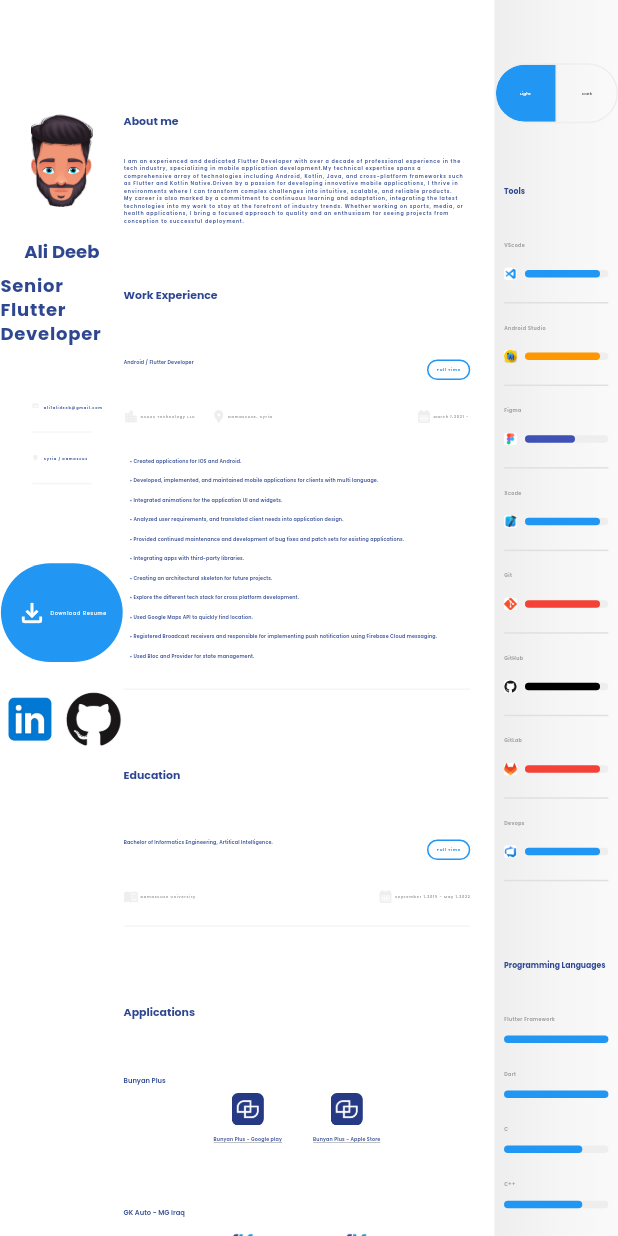
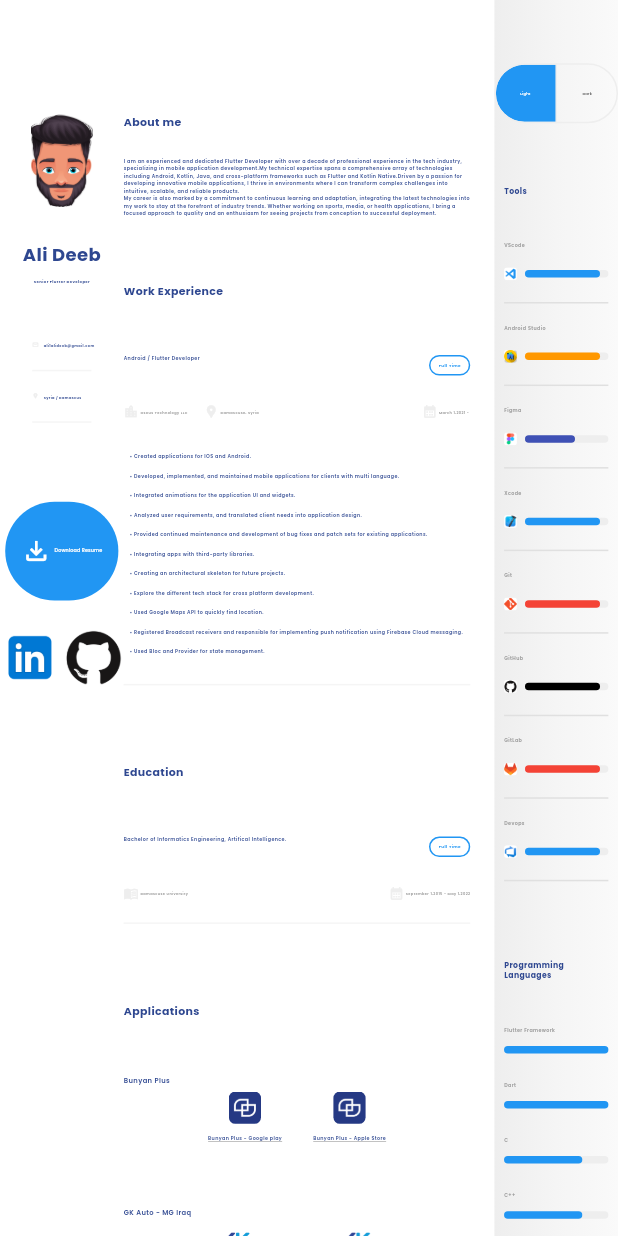
Before and after one commit to AliDeeb/my-portfolio, a Flutter app: the screen it shows after launch, on a phone screen of 412 x 824 dp. Run offline on Flutter 3.47's test engine with Material 3 defaults, Android fonts, the phone set to English and light mode, and no system bars; drawn by our look-alikes of flutter_animation_progress_bar; our stand-ins replace flutter_screenutil, google_fonts; missing offline and left inert: dart:js.

Commit message:
fixed font sizes.

```diff
--- a/lib/core/theme/text_theme_styles.dart
+++ b/lib/core/theme/text_theme_styles.dart
@@ -3,22 +3,24 @@ import 'package:flutter_screenutil/flutter_screenutil.dart';
 
 /// Centralized the text styles that are used widely in app
 class TextThemeStyles {
-  static final displayLarge = TextStyle(fontSize: 112.sp);
-  static final displayMedium = TextStyle(fontSize: 56.sp);
-  static final displaySmall = TextStyle(fontSize: 45.sp);
-  static final headlineMedium = TextStyle(fontSize: 34.sp);
-  static final headlineSmall = TextStyle(fontSize: 24.sp);
-  static final titleLarge = TextStyle(fontSize: 21.sp);
+  static TextStyle get displayLarge => TextStyle(fontSize: 112.sp);
+  static TextStyle get displayMedium => TextStyle(fontSize: 56.sp);
+  static TextStyle get displaySmall => TextStyle(fontSize: 45.sp);
+  static TextStyle get headlineMedium => TextStyle(fontSize: 34.sp);
+  static TextStyle get headlineSmall => TextStyle(fontSize: 24.sp);
+  static TextStyle get titleLarge => TextStyle(fontSize: 21.sp);
 
-  static final titleMedium = TextStyle(fontSize: 17.sp);
-  static final titleSmall = TextStyle(fontSize: 15.sp);
+  static TextStyle get titleMedium => TextStyle(fontSize: 17.sp);
+  static TextStyle get titleSmall => TextStyle(fontSize: 15.sp);
 
-  static final bodyLarge = TextStyle(fontSize: 15.sp);
-  static final bodyMedium = TextStyle(fontSize: 15.sp);
+  static TextStyle get bodyLarge => TextStyle(fontSize: 15.sp);
+  static TextStyle get bodyMedium => TextStyle(fontSize: 15.sp);
 
-  static final bodySmall = TextStyle(fontSize: 13.sp);
+  static TextStyle get bodySmall => TextStyle(fontSize: 13.sp);
 
-  static final labelLarge = TextStyle(fontSize: 13.sp);
+  static TextStyle get labelLarge => TextStyle(fontSize: 13.sp);
 
-  static final labelSmall = TextStyle(fontSize: 11.sp);
+  static TextStyle get labelMedium => TextStyle(fontSize: 12.sp);
+
+  static TextStyle get labelSmall => TextStyle(fontSize: 11.sp);
 }
--- a/lib/main.dart
+++ b/lib/main.dart
@@ -10,8 +10,20 @@ void main() {
   runApp(const MyApp());
 }
 
-class MyApp extends StatelessWidget {
+class MyApp extends StatefulWidget {
   const MyApp({super.key});
+
+  @override
+  State<MyApp> createState() => _MyAppState();
+}
+
+class _MyAppState extends State<MyApp> with WidgetsBindingObserver {
+  Size designSize = const Size(1920, 1080);
+  @override
+  void initState() {
+    super.initState();
+    WidgetsBinding.instance.addObserver(this);
+  }
 
   @override
   Widget build(BuildContext context) {
@@ -21,7 +33,7 @@ class MyApp extends StatelessWidget {
         return Consumer<ThemeProvider>(
           builder: (context, value, _) {
             return ScreenUtilInit(
-              designSize: const Size(1920, 1080),
+              designSize: designSize,
               builder: (context, child) => MaterialApp(
                 theme: value.currentTheme == ThemeMode.light
                     ? ThemesData.lightTheme
@@ -35,4 +47,27 @@ class MyApp extends StatelessWidget {
       },
     );
   }
+
+  @override
+  void didChangeMetrics() {
+    final windowSize = MediaQuery.of(context).size;
+    // print(windowSize);
+    if (windowSize.width < 800) {
+      setState(() {
+        designSize = const Size(1920, 1080);
+      });
+    } else {
+      setState(() {
+        designSize = const Size(1920, 1080);
+      });
+    }
+    super.didChangeMetrics();
+  }
+
+  @override
+  void dispose() {
+    WidgetsBinding.instance.removeObserver(this);
+
+    super.dispose();
+  }
 }
--- a/lib/screens/widgets/about_me_widget.dart
+++ b/lib/screens/widgets/about_me_widget.dart
@@ -2,6 +2,7 @@ import 'package:flutter/material.dart';
 import 'package:flutter_screenutil/flutter_screenutil.dart';
 
 import '../../core/theme/custom_theme_colors.dart';
+import '../../core/theme/text_theme_styles.dart';
 
 class AboutMeWidget extends StatelessWidget {
   const AboutMeWidget({super.key});
@@ -19,7 +20,7 @@ My career is also marked by a commitment to continuous learning and adaptation,
       children: [
         Text(
           "About me",
-          style: Theme.of(context).textTheme.headlineMedium?.copyWith(
+          style: TextThemeStyles.headlineMedium.copyWith(
             fontWeight: FontWeight.bold,
             color: color,
           ),
@@ -27,7 +28,7 @@ My career is also marked by a commitment to continuous learning and adaptation,
         25.verticalSpace,
         Text(
           aboutMe,
-          style: Theme.of(context).textTheme.bodyLarge?.copyWith(
+          style: TextThemeStyles.bodyLarge.copyWith(
             color: color,
             fontWeight: FontWeight.w600,
           ),
--- a/lib/screens/widgets/application_widget.dart
+++ b/lib/screens/widgets/application_widget.dart
@@ -3,6 +3,8 @@ import 'package:flutter_screenutil/flutter_screenutil.dart';
 
 import '../../core/theme/custom_theme_colors.dart';
 import 'dart:js' as js;
+
+import '../../core/theme/text_theme_styles.dart';
 
 class ApplicationWidget extends StatelessWidget {
   const ApplicationWidget({
@@ -27,7 +29,7 @@ class ApplicationWidget extends StatelessWidget {
       children: [
         Text(
           applicationName,
-          style: Theme.of(context).textTheme.titleLarge?.copyWith(
+          style: TextThemeStyles.titleLarge.copyWith(
             fontWeight: FontWeight.w600,
             color: color,
           ),
@@ -56,7 +58,7 @@ class ApplicationWidget extends StatelessWidget {
                       10.verticalSpace,
                       Text(
                         "$applicationName - Google play",
-                        style: Theme.of(context).textTheme.titleSmall?.copyWith(
+                        style: TextThemeStyles.titleSmall.copyWith(
                           fontWeight: FontWeight.w600,
                           color: color,
                           decoration: TextDecoration.underline,
@@ -88,7 +90,7 @@ class ApplicationWidget extends StatelessWidget {
                       10.verticalSpace,
                       Text(
                         "$applicationName - Apple Store",
-                        style: Theme.of(context).textTheme.titleSmall?.copyWith(
+                        style: TextThemeStyles.titleSmall.copyWith(
                           fontWeight: FontWeight.w600,
                           color: color,
                           decoration: TextDecoration.underline,
--- a/lib/screens/widgets/applications_section.dart
+++ b/lib/screens/widgets/applications_section.dart
@@ -3,6 +3,7 @@ import 'package:flutter_screenutil/flutter_screenutil.dart';
 
 import '../../core/constants/app_constants.dart';
 import '../../core/theme/custom_theme_colors.dart';
+import '../../core/theme/text_theme_styles.dart';
 import 'application_widget.dart';
 
 class ApplicationsSection extends StatelessWidget {
@@ -17,10 +18,10 @@ class ApplicationsSection extends StatelessWidget {
       children: [
         Text(
           "Applications",
-          style: Theme.of(context).textTheme.headlineMedium?.copyWith(
-                fontWeight: FontWeight.bold,
-                color: color,
-              ),
+          style: TextThemeStyles.headlineMedium.copyWith(
+            fontWeight: FontWeight.bold,
+            color: color,
+          ),
         ),
         50.verticalSpace,
         const ApplicationWidget(
--- a/lib/screens/widgets/education_section.dart
+++ b/lib/screens/widgets/education_section.dart
@@ -2,6 +2,7 @@ import 'package:flutter/material.dart';
 import 'package:flutter_screenutil/flutter_screenutil.dart';
 
 import '../../core/theme/custom_theme_colors.dart';
+import '../../core/theme/text_theme_styles.dart';
 import 'education_widget.dart';
 
 class EducationSection extends StatelessWidget {
@@ -16,10 +17,10 @@ class EducationSection extends StatelessWidget {
       children: [
         Text(
           "Education",
-          style: Theme.of(context).textTheme.headlineMedium?.copyWith(
-                fontWeight: FontWeight.bold,
-                color: color,
-              ),
+          style: TextThemeStyles.headlineMedium.copyWith(
+            fontWeight: FontWeight.bold,
+            color: color,
+          ),
         ),
         50.verticalSpace,
         EducationWidget(
--- a/lib/screens/widgets/education_widget.dart
+++ b/lib/screens/widgets/education_widget.dart
@@ -4,6 +4,7 @@ import 'package:intl/intl.dart';
 
 import '../../core/constants/app_colors.dart';
 import '../../core/theme/custom_theme_colors.dart';
+import '../../core/theme/text_theme_styles.dart';
 
 class EducationWidget extends StatelessWidget {
   const EducationWidget({
@@ -32,7 +33,7 @@ class EducationWidget extends StatelessWidget {
           children: [
             Text(
               education,
-              style: Theme.of(context).textTheme.titleSmall?.copyWith(
+              style: TextThemeStyles.titleSmall.copyWith(
                 fontWeight: FontWeight.w600,
                 color: color,
               ),
@@ -45,7 +46,7 @@ class EducationWidget extends StatelessWidget {
               padding: EdgeInsets.symmetric(horizontal: 25.w, vertical: 5.h),
               child: Text(
                 time,
-                style: Theme.of(context).textTheme.bodySmall?.copyWith(
+                style: TextThemeStyles.bodySmall.copyWith(
                   fontWeight: FontWeight.w600,
                   color: Colors.blue,
                 ),
@@ -68,12 +69,11 @@ class EducationWidget extends StatelessWidget {
                 5.horizontalSpace,
                 Text(
                   university,
-                  style: Theme.of(context).textTheme.labelSmall?.copyWith(
+                  style: TextThemeStyles.labelSmall.copyWith(
                     color: Colors.grey,
                     fontWeight: FontWeight.w600,
                   ),
                 ),
-
               ],
             ),
             Row(
@@ -86,7 +86,7 @@ class EducationWidget extends StatelessWidget {
                 5.horizontalSpace,
                 Text(
                   "${DateFormat('MMMM d,y').format(firstDate)} - ${endDate == null ? '' : DateFormat('MMMM d,y').format(endDate!)}",
-                  style: Theme.of(context).textTheme.labelSmall?.copyWith(
+                  style: TextThemeStyles.labelSmall.copyWith(
                     color: Colors.grey,
                     fontWeight: FontWeight.w600,
                   ),
--- a/lib/screens/widgets/personal_info_widget.dart
+++ b/lib/screens/widgets/personal_info_widget.dart
@@ -1,5 +1,6 @@
 import 'package:flutter/material.dart';
 import 'package:flutter_screenutil/flutter_screenutil.dart';
+import 'package:my_portfolio/core/theme/text_theme_styles.dart';
 
 import '../../core/constants/app_colors.dart';
 import '../../core/constants/app_constants.dart';
@@ -35,7 +36,7 @@ class PersonalInfoWidget extends StatelessWidget {
               30.verticalSpace,
               Text(
                 "Ali Deeb",
-                style: Theme.of(context).textTheme.displayMedium?.copyWith(
+                style: TextThemeStyles.displayMedium.copyWith(
                   fontWeight: FontWeight.bold,
                   color: textColor,
                 ),
@@ -43,7 +44,7 @@ class PersonalInfoWidget extends StatelessWidget {
               10.verticalSpace,
               Text(
                 "Senior Flutter Developer",
-                style: Theme.of(context).textTheme.labelMedium?.copyWith(
+                style: TextThemeStyles.labelMedium.copyWith(
                   fontWeight: FontWeight.bold,
                   color: textColor,
                 ),
@@ -86,7 +87,7 @@ class PersonalInfoWidget extends StatelessWidget {
                 10.horizontalSpace,
                 Text(
                   "Download Resume",
-                  style: Theme.of(context).textTheme.bodyLarge?.copyWith(
+                  style: TextThemeStyles.bodyLarge.copyWith(
                     color: Colors.white,
                   ),
                 ),
@@ -149,7 +150,7 @@ class PersonalInfoWidget extends StatelessWidget {
         15.horizontalSpace,
         Text(
           text,
-          style: Theme.of(context).textTheme.labelSmall?.copyWith(
+          style: TextThemeStyles.labelSmall.copyWith(
             fontWeight: FontWeight.bold,
             color: textColor,
           ),
--- a/lib/screens/widgets/professional_skill_widget.dart
+++ b/lib/screens/widgets/professional_skill_widget.dart
@@ -3,6 +3,7 @@ import 'package:flutter_animation_progress_bar/flutter_animation_progress_bar.da
 import 'package:flutter_screenutil/flutter_screenutil.dart';
 
 import '../../core/constants/app_colors.dart';
+import '../../core/theme/text_theme_styles.dart';
 
 class ProfessionalSkillWidget extends StatelessWidget {
   const ProfessionalSkillWidget({
@@ -22,10 +23,10 @@ class ProfessionalSkillWidget extends StatelessWidget {
       children: [
         Text(
           skill,
-          style: Theme.of(context).textTheme.bodyMedium?.copyWith(
-                color: Colors.grey,
-                fontWeight: FontWeight.w600,
-              ),
+          style: TextThemeStyles.bodyMedium.copyWith(
+            color: Colors.grey,
+            fontWeight: FontWeight.w600,
+          ),
         ),
         10.verticalSpace,
         FAProgressBar(
--- a/lib/screens/widgets/professional_skills_widget.dart
+++ b/lib/screens/widgets/professional_skills_widget.dart
@@ -2,6 +2,7 @@ import 'package:flutter/material.dart';
 import 'package:flutter_screenutil/flutter_screenutil.dart';
 
 import '../../core/theme/custom_theme_colors.dart';
+import '../../core/theme/text_theme_styles.dart';
 import 'professional_skill_widget.dart';
 
 class ProfessionalSkillsWidget extends StatefulWidget {
@@ -22,10 +23,10 @@ class _ProfessionalSkillsWidgetState extends State<ProfessionalSkillsWidget> {
       children: [
         Text(
           "Professional Skills",
-          style: Theme.of(context).textTheme.headlineSmall?.copyWith(
-                fontWeight: FontWeight.bold,
-                color: color,
-              ),
+          style: TextThemeStyles.headlineSmall.copyWith(
+            fontWeight: FontWeight.bold,
+            color: color,
+          ),
         ),
         50.verticalSpace,
         const ProfessionalSkillWidget(
--- a/lib/screens/widgets/programming_languages_widget.dart
+++ b/lib/screens/widgets/programming_languages_widget.dart
@@ -2,6 +2,7 @@ import 'package:flutter/material.dart';
 import 'package:flutter_screenutil/flutter_screenutil.dart';
 
 import '../../core/theme/custom_theme_colors.dart';
+import '../../core/theme/text_theme_styles.dart';
 import 'professional_skill_widget.dart';
 
 class ProgrammingLanguages extends StatelessWidget {
@@ -16,10 +17,10 @@ class ProgrammingLanguages extends StatelessWidget {
       children: [
         Text(
           "Programming Languages",
-          style: Theme.of(context).textTheme.headlineSmall?.copyWith(
-                fontWeight: FontWeight.bold,
-                color: color,
-              ),
+          style: TextThemeStyles.headlineSmall.copyWith(
+            fontWeight: FontWeight.bold,
+            color: color,
+          ),
         ),
         40.verticalSpace,
         const ProfessionalSkillWidget(
--- a/lib/screens/widgets/theme_switcher.dart
+++ b/lib/screens/widgets/theme_switcher.dart
@@ -1,4 +1,5 @@
 import 'package:flutter/material.dart';
+import 'package:my_portfolio/core/theme/text_theme_styles.dart';
 import 'package:provider/provider.dart';
 
 import '../../core/constants/app_colors.dart';
@@ -43,14 +44,14 @@ class _ThemeSwitcherState extends State<ThemeSwitcher> {
           ),
         ),
       ),
-      segments: const [
+      segments: [
         ButtonSegment(
           value: ThemeMode.light,
-          label: Text("Light"),
+          label: Text("Light", style: TextThemeStyles.labelMedium),
         ),
         ButtonSegment(
           value: ThemeMode.dark,
-          label: Text("Dark"),
+          label: Text("Dark", style: TextThemeStyles.labelMedium),
         ),
       ],
       selected: {context.read<ThemeProvider>().currentTheme},
--- a/lib/screens/widgets/tool_widget.dart
+++ b/lib/screens/widgets/tool_widget.dart
@@ -3,6 +3,7 @@ import 'package:flutter_animation_progress_bar/flutter_animation_progress_bar.da
 import 'package:flutter_screenutil/flutter_screenutil.dart';
 
 import '../../core/constants/app_colors.dart';
+import '../../core/theme/text_theme_styles.dart';
 
 class ToolWidget extends StatelessWidget {
   const ToolWidget({
@@ -25,10 +26,10 @@ class ToolWidget extends StatelessWidget {
       children: [
         Text(
           name,
-          style: Theme.of(context).textTheme.bodyMedium?.copyWith(
-                color: Colors.grey,
-                fontWeight: FontWeight.w600,
-              ),
+          style: TextThemeStyles.bodyMedium.copyWith(
+            color: Colors.grey,
+            fontWeight: FontWeight.w600,
+          ),
         ),
         15.verticalSpace,
         Row(
--- a/lib/screens/widgets/tools_widget.dart
+++ b/lib/screens/widgets/tools_widget.dart
@@ -3,6 +3,7 @@ import 'package:flutter_screenutil/flutter_screenutil.dart';
 
 import '../../core/constants/app_constants.dart';
 import '../../core/theme/custom_theme_colors.dart';
+import '../../core/theme/text_theme_styles.dart';
 import 'tool_widget.dart';
 
 class ToolsWidget extends StatefulWidget {
@@ -21,10 +22,10 @@ class _ToolsWidgetState extends State<ToolsWidget> {
       children: [
         Text(
           "Tools",
-          style: Theme.of(context).textTheme.headlineSmall?.copyWith(
-                fontWeight: FontWeight.bold,
-                color: color,
-              ),
+          style: TextThemeStyles.headlineSmall.copyWith(
+            fontWeight: FontWeight.bold,
+            color: color,
+          ),
         ),
         40.verticalSpace,
         // const ToolWidget(
--- a/lib/screens/widgets/work_experience_widget.dart
+++ b/lib/screens/widgets/work_experience_widget.dart
@@ -4,6 +4,7 @@ import 'package:intl/intl.dart';
 
 import '../../core/constants/app_colors.dart';
 import '../../core/theme/custom_theme_colors.dart';
+import '../../core/theme/text_theme_styles.dart';
 
 class WorkExperienceWidget extends StatelessWidget {
   const WorkExperienceWidget({
@@ -37,7 +38,7 @@ class WorkExperienceWidget extends StatelessWidget {
           children: [
             Text(
               work,
-              style: Theme.of(context).textTheme.titleSmall?.copyWith(
+              style: TextThemeStyles.titleSmall.copyWith(
                 fontWeight: FontWeight.w600,
                 color: color,
               ),
@@ -50,7 +51,7 @@ class WorkExperienceWidget extends StatelessWidget {
               padding: EdgeInsets.symmetric(horizontal: 25.w, vertical: 5.h),
               child: Text(
                 time,
-                style: Theme.of(context).textTheme.bodySmall?.copyWith(
+                style: TextThemeStyles.bodySmall.copyWith(
                   fontWeight: FontWeight.w600,
                   color: Colors.blue,
                 ),
@@ -73,7 +74,7 @@ class WorkExperienceWidget extends StatelessWidget {
                 5.horizontalSpace,
                 Text(
                   company,
-                  style: Theme.of(context).textTheme.labelSmall?.copyWith(
+                  style: TextThemeStyles.labelSmall.copyWith(
                     color: Colors.grey,
                     fontWeight: FontWeight.w600,
                   ),
@@ -87,7 +88,7 @@ class WorkExperienceWidget extends StatelessWidget {
                 5.horizontalSpace,
                 Text(
                   city,
-                  style: Theme.of(context).textTheme.labelSmall?.copyWith(
+                  style: TextThemeStyles.labelSmall.copyWith(
                     color: Colors.grey,
                     fontWeight: FontWeight.w600,
                   ),
@@ -104,7 +105,7 @@ class WorkExperienceWidget extends StatelessWidget {
                 5.horizontalSpace,
                 Text(
                   "${DateFormat('MMMM d,y').format(firstDate)} - ${endDate == null ? '' : DateFormat('MMMM d,y').format(endDate!)}",
-                  style: Theme.of(context).textTheme.labelSmall?.copyWith(
+                  style: TextThemeStyles.labelSmall.copyWith(
                     color: Colors.grey,
                     fontWeight: FontWeight.w600,
                   ),
@@ -119,7 +120,7 @@ class WorkExperienceWidget extends StatelessWidget {
             padding: const EdgeInsets.all(4.0),
             child: Text(
               "• $e",
-              style: Theme.of(context).textTheme.titleSmall?.copyWith(
+              style: TextThemeStyles.titleSmall.copyWith(
                 color: color,
                 fontWeight: FontWeight.w600,
               ),
--- a/lib/screens/widgets/work_experiences_widget.dart
+++ b/lib/screens/widgets/work_experiences_widget.dart
@@ -2,6 +2,7 @@ import 'package:flutter/material.dart';
 import 'package:flutter_screenutil/flutter_screenutil.dart';
 
 import '../../core/theme/custom_theme_colors.dart';
+import '../../core/theme/text_theme_styles.dart';
 import 'work_experience_widget.dart';
 
 class WorkExperiencesWidget extends StatelessWidget {
@@ -16,10 +17,10 @@ class WorkExperiencesWidget extends StatelessWidget {
       children: [
         Text(
           "Work Experience",
-          style: Theme.of(context).textTheme.headlineMedium?.copyWith(
-                fontWeight: FontWeight.bold,
-                color: color,
-              ),
+          style: TextThemeStyles.headlineMedium.copyWith(
+            fontWeight: FontWeight.bold,
+            color: color,
+          ),
         ),
         50.verticalSpace,
         WorkExperienceWidget(
```
Lines whose indentation alone changed are shown as unchanged.
